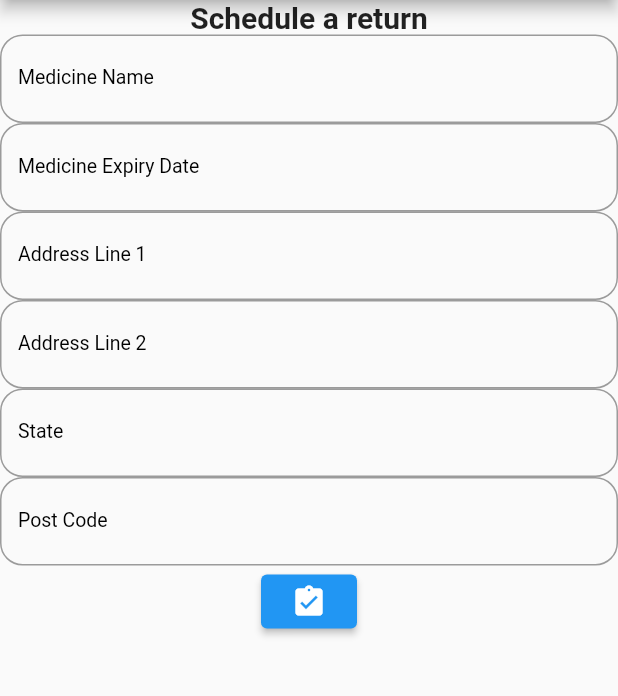
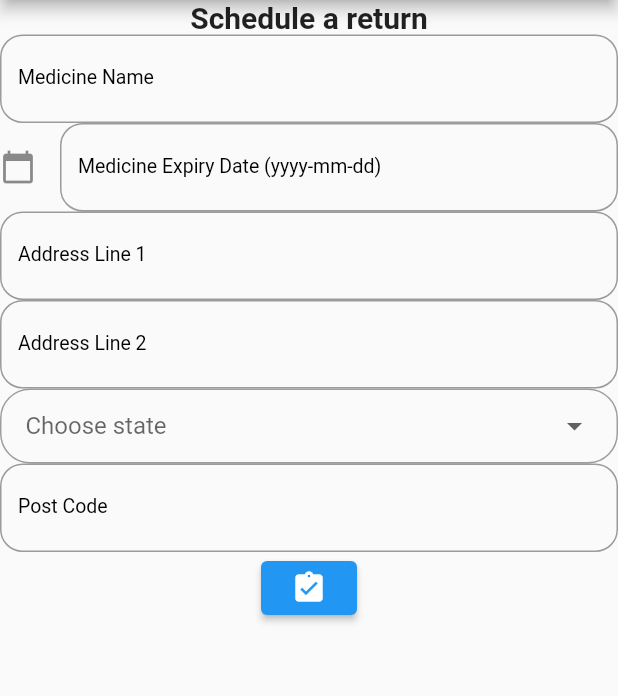
Before and after one commit to autumnlewjb/SolutionChallenge, a Flutter app: the Return screen opened directly, on a phone screen of 412 x 824 dp, the part 84-780 px from its top. Run offline on Flutter 3.47's test engine with Material 2 defaults, Android fonts, the phone set to English and light mode, and no system bars; our stand-ins replace firebase_auth, firebase_core, google_sign_in; missing offline and left inert: flutter_facebook_login; accounts and stored records are empty.

Commit message:
updated the return interface

```diff
--- a/lib/ReturnInterface.dart
+++ b/lib/ReturnInterface.dart
@@ -1,7 +1,6 @@
 import 'package:flutter/cupertino.dart';
 import 'package:flutter/material.dart';
 import 'package:flutter/widgets.dart';
-import 'package:main_interface/profile/Home.dart';
 
 class Return extends StatefulWidget {
   @override
@@ -9,6 +8,39 @@ _ReturnState createState() => _ReturnState();
 }
 
 class _ReturnState extends State<Return> {
+  String country;
+  List countries = [
+    "Johor",
+    "Kedah",
+    "Kelantan",
+    "Melaka",
+    "Negeri Sembilan",
+    "Pahang",
+    "Penang",
+    "Perak",
+    "Perlis",
+    "Sabah",
+    "Sarawak",
+    "Selangor",
+    "Terengganu"
+  ];
+  String date='Medicine Expiry Date (yyyy-mm-dd)';
+  DateTime selectedDate = DateTime.now();
+  _selectDate(BuildContext context)
+  async{
+    final DateTime picked=await showDatePicker(
+        context: context,
+        initialDate: selectedDate,
+        firstDate: DateTime(2000),
+        lastDate: DateTime(2050)
+    );
+    if (picked!=null && picked!=selectedDate)
+      setState(() {
+        selectedDate=picked;
+        date=picked.toString().substring(0,10);
+      });
+  }
+
   @override
   Widget build(BuildContext context) {
     return Scaffold(
@@ -48,18 +80,21 @@ class _ReturnState extends State<Return> {
               border: OutlineInputBorder(borderRadius: BorderRadius.circular(15.0)),
             ),
           ),
-          TextField(
+          GestureDetector(
+            onTap: ()=>_selectDate(context),
+            child: AbsorbPointer(
+              child: TextField(
                 decoration: InputDecoration(
-              labelText: 'Medicine Expiry Date',
+                  labelText:'$date',
                   labelStyle: TextStyle(
                       fontSize: 13.0,
-                color: Colors.black,
+                      color: Colors.black
                   ),
-              hintText: 'mm/dd/yyyy',
-              hintStyle: TextStyle(
-                fontSize: 10.0,
+                  icon: Icon(Icons.calendar_today,),
+                  border: OutlineInputBorder(borderRadius: BorderRadius.circular(15.0)),
                 ),
-              border: OutlineInputBorder(borderRadius: BorderRadius.circular(15.0)),
+
+              ),
             ),
           ),
           TextField(
@@ -90,19 +125,29 @@ class _ReturnState extends State<Return> {
               border: OutlineInputBorder(borderRadius: BorderRadius.circular(15.0)),
             ),
           ),
-          TextField(
-            decoration: InputDecoration(
-              labelText: 'State',
-              labelStyle: TextStyle(
-                fontSize: 13.0,
-                color: Colors.black,
+          Container(
+            height: 50,
+            padding: EdgeInsets.only(left: 16, right: 16),
+            decoration: BoxDecoration(
+              border: Border.all(color: Colors.grey, width: 1),
+              borderRadius: BorderRadius.circular(20),
             ),
-              hintText: 'Selangor',
-              hintStyle: TextStyle(
-                fontSize: 10.0,
-              ),
-              border: OutlineInputBorder(borderRadius: BorderRadius.circular(15.0)),
-            ),
+            child: DropdownButton(
+                underline: SizedBox(),
+                isExpanded: true,
+                hint: Text('Choose state'),
+                value: country,
+                onChanged: (newCountry) {
+                  setState(() {
+                    country = newCountry;
+                  });
+                },
+                items: countries.map((valueItems) {
+                  return DropdownMenuItem(
+                    value: valueItems,
+                    child: Text(valueItems),
+                  );
+                }).toList()),
           ),
           TextField(
             decoration: InputDecoration(
```
Lines whose indentation alone changed are shown as unchanged.
